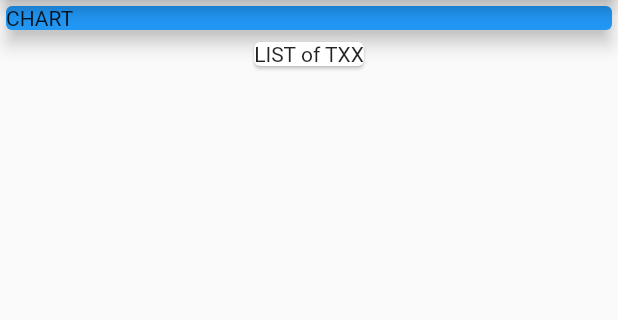
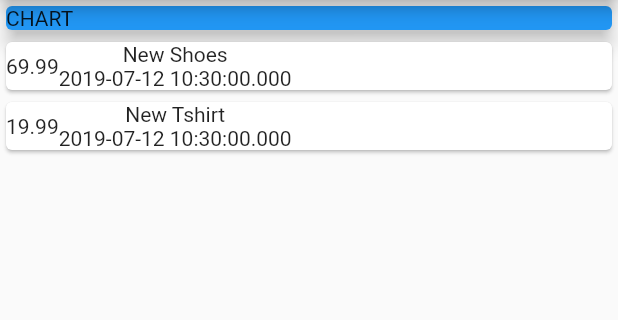
Before and after one commit to chemickypes/flutter_udemy_course, a Flutter app: the screen it shows after launch, on a phone screen of 412 x 824 dp, the part 84-404 px from its top. Run offline on Flutter 3.47's test engine with Material 2 defaults, Android fonts, the phone set to English and light mode, and no system bars.

Commit message:
transaction model

```diff
--- a/expences/lib/main.dart
+++ b/expences/lib/main.dart
@@ -1,3 +1,4 @@
+import 'package:expences/transaction.dart';
 import 'package:flutter/material.dart';
 
 void main() => runApp(MyApp());
@@ -24,6 +25,13 @@ class MyHomePage extends StatefulWidget {
 }
 
 class _MyHomePageState extends State<MyHomePage> {
+  final List<Transaction> transactions = [
+    Transaction(
+        id: "t1", title: "New Shoes", amount: 69.99, date: DateTime.now()),
+    Transaction(
+        id: "t2", title: "New Tshirt", amount: 19.99, date: DateTime.now())
+  ];
+
   @override
   Widget build(BuildContext context) {
     return Scaffold(
@@ -40,7 +48,23 @@ class _MyHomePageState extends State<MyHomePage> {
               elevation: 5,
             ),
           ),
-          Card(child: Text('LIST of TXX'))
+          Column(
+            children: transactions.map((transaction) {
+              return Card(
+                child: Row(
+                  children: <Widget>[
+                    Container(
+                      child: Text(transaction.amount.toString()),
+                    ),
+                    Column( children: <Widget>[
+                      Text(transaction.title),
+                      Text(transaction.date.toString()),
+                    ],)
+                  ],
+                ),
+              );
+            }).toList(),
+          )
         ],
       ),
     );
--- /dev/null
+++ b/expences/lib/transaction.dart
@@ -0,0 +1,15 @@
+
+import 'package:flutter/foundation.dart';
+
+class Transaction {
+  final String id;
+  final String title;
+  final double amount;
+  final DateTime date;
+
+  Transaction({
+    @required this.id,
+    @required this.title,
+    @required this.amount,
+    @required this.date});
+}
```
